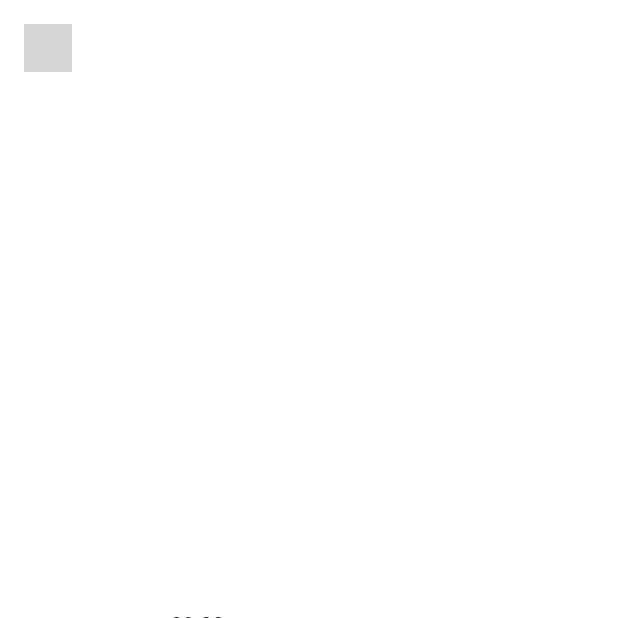
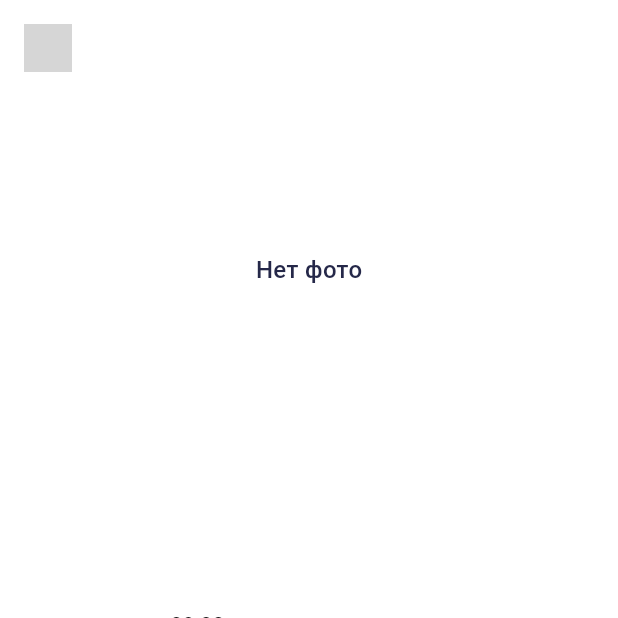
Before and after one commit to CowboyGH/surf_places, a Flutter app: the PlaceDetailsScreen screen opened directly with empty values, on a phone screen of 412 x 824 dp, the top half of it. Run offline on Flutter 3.47's test engine with Material 3 defaults, Android fonts, the phone set to English and light mode, and no system bars; our stand-ins replace cached_network_image, dio, equatable, flutter_bloc, flutter_svg, freezed_annotation and 4 more; accounts and stored records are empty; generated files the repository leaves out were written again; statements that could not run were skipped; grey boxes are pictures that could not be loaded.

Commit message:
fix: update photo display logic in widgets
- Modified `PhotoSliderWidget` to show a placeholder when no images are available.
- Updated `PlaceCardWidget` to handle empty image lists gracefully by displaying a message instead of an empty space.

```diff
--- a/lib/features/place_details/presentation/widgets/photo_slider_widget.dart
+++ b/lib/features/place_details/presentation/widgets/photo_slider_widget.dart
@@ -23,21 +23,27 @@ class PhotoSliderWidget extends StatelessWidget {
           width: double.infinity,
           child: Stack(
             children: [
-              PageView.builder(
+              images.isNotEmpty
+                  ? PageView.builder(
                       itemCount: images.length,
                       itemBuilder: (_, index) {
-                  debugPrint(images[index]);
                         return CachedNetworkImage(
                           imageUrl: images[index],
                           fit: BoxFit.cover,
                           errorWidget: (_, __, ___) => Center(
                             child: Text(
                               AppStrings.noPhoto,
-                        style: textTheme.text.copyWith(color: colorTheme.neutralWhite),
+                              style: textTheme.text.copyWith(color: colorTheme.textPrimary),
                             ),
                           ),
                         );
                       },
+                    )
+                  : Center(
+                      child: Text(
+                        AppStrings.noPhoto,
+                        style: textTheme.text.copyWith(color: colorTheme.textPrimary),
+                      ),
                     ),
               Positioned(
                 left: 16,
```
Also changed, not shown: lib/features/places/presentation/widgets/place_card_widget.dart (+7 -5 lines). Lines whose indentation alone changed are shown as unchanged.
